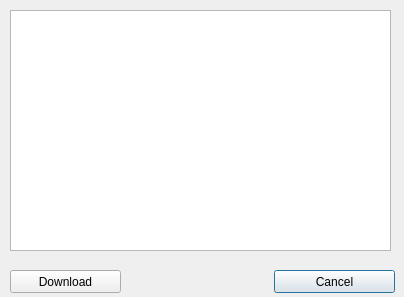
Before: the Qt Designer form LAWRENTIAN/LuD/copyhistorywindow.ui in pyridine/LAWRENTIAN, drawn with Qt 5.
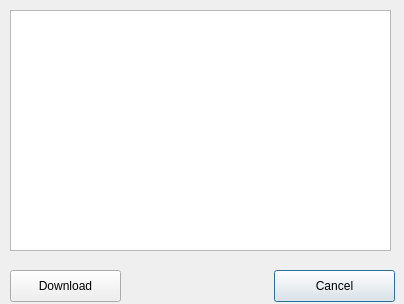
After: the same form once the commit is applied.

```diff
--- a/LAWRENTIAN/LuD/copyhistorywindow.ui
+++ b/LAWRENTIAN/LuD/copyhistorywindow.ui
@@ -7,7 +7,7 @@
     <x>0</x>
     <y>0</y>
     <width>404</width>
-    <height>297</height>
+    <height>304</height>
    </rect>
   </property>
   <property name="windowTitle">
@@ -19,7 +19,7 @@
      <x>274</x>
      <y>270</y>
      <width>121</width>
-     <height>23</height>
+     <height>32</height>
     </rect>
    </property>
    <property name="text">
@@ -32,7 +32,7 @@
      <x>10</x>
      <y>270</y>
      <width>111</width>
-     <height>23</height>
+     <height>32</height>
     </rect>
    </property>
    <property name="text">
```
Left out of the diff: 2 changed lines with no effect on the pictures.
